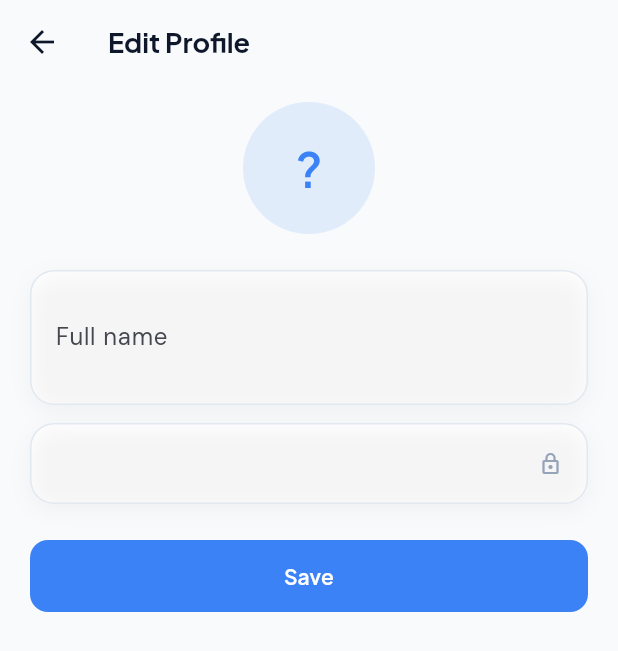
After one commit to Supertime1236/eye_care_ai, a Flutter app: the EditProfileScreen screen opened directly, on a phone screen of 412 x 824 dp. The commit adds this screen. Shown: the top 651 px of the screen. Run offline on Flutter 3.47's test engine with Material 3 defaults, Android fonts, the phone set to English and light mode, and no system bars; our stand-ins replace firebase_auth, firebase_core, fl_chart, flutter_local_notifications, geolocator, google_fonts and 5 more; missing offline and left inert: android_intent_plus, health; accounts and stored records are empty.

Commit message:
feat: integrate Firebase authentication and user profile management
- Added Firebase Auth and Core dependencies to the project.
- Implemented user profile management with ProfileProvider.
- Created EditProfileScreen for users to update their profile information.
- Developed LoginScreen and RegisterScreen for user authentication.
- Added AuthService for handling authentication logic including email and Google sign-in.
- Updated CMakeLists and generated plugin registrant for new plugins.
- Enhanced pubspec.yaml and pubspec.lock with necessary dependencies.

```diff
--- a/lib/models/app_strings.dart
+++ b/lib/models/app_strings.dart
@@ -358,4 +358,23 @@ class AppStrings {
       ? 'Tự chỉnh mục tiêu hằng ngày cho từng thói quen'
       : 'Manually adjust your daily target for each habit';
   String get changeTargetSave => vi ? 'Lưu mục tiêu' : 'Save targets';
+
+  // ---------------- Auth ----------------
+  String get login => vi ? 'Đăng nhập' : 'Log in';
+  String get register => vi ? 'Đăng ký' : 'Sign up';
+  String get email => 'Email';
+  String get password => vi ? 'Mật khẩu' : 'Password';
+  String get confirmPassword => vi ? 'Xác nhận mật khẩu' : 'Confirm password';
+  String get fullName => vi ? 'Họ tên' : 'Full name';
+  String get forgotPassword => vi ? 'Quên mật khẩu?' : 'Forgot password?';
+  String get orDivider => vi ? 'hoặc' : 'or';
+  String get continueWithGoogle => vi ? 'Tiếp tục với Google' : 'Continue with Google';
+  String get noAccountYet => vi ? 'Chưa có tài khoản? Đăng ký' : "Don't have an account? Sign up";
+  String get haveAccount => vi ? 'Đã có tài khoản? Đăng nhập' : 'Already have an account? Log in';
+  String get resetEmailSent => vi ? 'Đã gửi email đặt lại mật khẩu.' : 'Password reset email sent.';
+  String get enterEmailFirst => vi ? 'Nhập email trước khi lấy lại mật khẩu.' : 'Enter your email first.';
+  String get passwordsDontMatch => vi ? 'Mật khẩu xác nhận không khớp.' : "Passwords don't match.";
+  String get requiredField => vi ? 'Bắt buộc nhập' : 'Required';
+  String get welcomeBack => vi ? 'Chào mừng quay lại' : 'Welcome back';
+  String get createAccount => vi ? 'Tạo tài khoản mới' : 'Create your account';
 }
--- a/lib/providers/auth_provider.dart
+++ b/lib/providers/auth_provider.dart
@@ -1,9 +1,31 @@
+import 'dart:async';
+
+import 'package:firebase_auth/firebase_auth.dart';
 import 'package:flutter/foundation.dart';
 
-/// Boundary for authentication state.
-///
-/// The current application has no Firebase configuration or existing
-/// login, logout, guardian-email, or user-session flow to migrate. Keeping
-/// this provider registered establishes a single ownership point without
-/// inventing authentication behavior.
-class AuthProvider extends ChangeNotifier {}
+import '../services/auth_service.dart';
+
+/// Theo dõi trạng thái đăng nhập, dùng bởi _AppGate (main.dart) và Settings.
+class AuthProvider extends ChangeNotifier {
+  AuthProvider() {
+    _sub = AuthService.instance.authStateChanges.listen((user) {
+      _user = user;
+      notifyListeners();
+    });
+  }
+
+  StreamSubscription<User?>? _sub;
+  User? _user = AuthService.instance.currentUser;
+
+  User? get user => _user;
+  bool get isLoggedIn => _user != null;
+  String get displayName => _user?.displayName ?? _user?.email?.split('@').first ?? '';
+
+  Future<void> signOut() => AuthService.instance.signOut();
+
+  @override
+  void dispose() {
+    _sub?.cancel();
+    super.dispose();
+  }
+}
--- /dev/null
+++ b/lib/providers/profile_provider.dart
@@ -0,0 +1,43 @@
+import 'package:firebase_auth/firebase_auth.dart';
+import 'package:flutter/foundation.dart';
+
+/// Hồ sơ người dùng (tên/email/avatar), lấy từ Firebase Auth hiện tại.
+/// Đổi tên ở đây sẽ tự đồng bộ ngược lại Firebase (updateDisplayName).
+class ProfileProvider extends ChangeNotifier {
+  String _name = '';
+  String _email = '';
+  String? _avatarUrl;
+  bool _isSaving = false;
+
+  String get name => _name;
+  String get email => _email;
+  String? get avatarUrl => _avatarUrl;
+  bool get isSaving => _isSaving;
+
+  /// Gọi lại mỗi khi AuthProvider đổi user (đăng nhập/đăng xuất/đổi tên).
+  void syncFromUser(User? user) {
+    if (user == null) return;
+    _name = user.displayName ?? user.email?.split('@').first ?? '';
+    _email = user.email ?? '';
+    _avatarUrl = user.photoURL;
+    notifyListeners();
+  }
+
+  Future<bool> saveProfile({required String name}) async {
+    final user = FirebaseAuth.instance.currentUser;
+    if (user == null) return false;
+    _isSaving = true;
+    notifyListeners();
+    try {
+      await user.updateDisplayName(name);
+      await user.reload();
+      _name = name;
+      return true;
+    } catch (_) {
+      return false;
+    } finally {
+      _isSaving = false;
+      notifyListeners();
+    }
+  }
+}
--- /dev/null
+++ b/lib/screens/edit_profile_screen.dart
@@ -0,0 +1,119 @@
+import 'package:flutter/material.dart';
+import 'package:provider/provider.dart';
+
+import '../providers/language_provider.dart';
+import '../providers/profile_provider.dart';
+import '../theme/app_colors.dart';
+import '../widgets/shared_widgets.dart';
+
+class EditProfileScreen extends StatefulWidget {
+  const EditProfileScreen({super.key});
+
+  @override
+  State<EditProfileScreen> createState() => _EditProfileScreenState();
+}
+
+class _EditProfileScreenState extends State<EditProfileScreen> {
+  late final TextEditingController _nameController;
+  final _formKey = GlobalKey<FormState>();
+
+  @override
+  void initState() {
+    super.initState();
+    _nameController = TextEditingController(text: context.read<ProfileProvider>().name);
+  }
+
+  @override
+  void dispose() {
+    _nameController.dispose();
+    super.dispose();
+  }
+
+  Future<void> _save(String successMsg, String failMsg) async {
+    if (!_formKey.currentState!.validate()) return;
+    FocusScope.of(context).unfocus();
+    final ok = await context.read<ProfileProvider>().saveProfile(name: _nameController.text.trim());
+    if (!mounted) return;
+    ScaffoldMessenger.of(context).showSnackBar(SnackBar(content: Text(ok ? successMsg : failMsg)));
+    if (ok) Navigator.of(context).pop();
+  }
+
+  @override
+  Widget build(BuildContext context) {
+    final profile = context.watch<ProfileProvider>();
+    final strings = context.watch<LanguageProvider>().strings;
+
+    return Scaffold(
+      appBar: AppBar(title: Text(strings.vi ? 'Chỉnh sửa hồ sơ' : 'Edit Profile')),
+      body: SafeArea(
+        child: SingleChildScrollView(
+          padding: const EdgeInsets.fromLTRB(20, 12, 20, 24),
+          child: Form(
+            key: _formKey,
+            child: Column(
+              children: [
+                CircleAvatar(
+                  radius: 44,
+                  backgroundColor: AppColors.primaryBlue.withValues(alpha: 0.12),
+                  backgroundImage: profile.avatarUrl != null ? NetworkImage(profile.avatarUrl!) : null,
+                  child: profile.avatarUrl == null
+                      ? Text(
+                          profile.name.isNotEmpty ? profile.name[0].toUpperCase() : '?',
+                          style: const TextStyle(fontSize: 32, color: AppColors.primaryBlue),
+                        )
+                      : null,
+                ),
+                const SizedBox(height: 24),
+                SectionCard(
+                  child: TextFormField(
+                    controller: _nameController,
+                    decoration: InputDecoration(
+                      labelText: strings.fullName,
+                      border: InputBorder.none,
+                    ),
+                    validator: (v) => (v == null || v.trim().isEmpty) ? strings.requiredField : null,
+                  ),
+                ),
+                const SizedBox(height: 12),
+                SectionCard(
+                  child: Row(
+                    children: [
+                      Expanded(
+                        child: Text(profile.email, style: Theme.of(context).textTheme.bodyMedium),
+                      ),
+                      const Icon(Icons.lock_outline, size: 16, color: AppColors.textMuted),
+                    ],
+                  ),
+                ),
+                const SizedBox(height: 24),
+                SizedBox(
+                  width: double.infinity,
+                  child: FilledButton(
+                    style: FilledButton.styleFrom(
+                      backgroundColor: AppColors.primaryBlue,
+                      padding: const EdgeInsets.symmetric(vertical: 14),
+                      shape: RoundedRectangleBorder(borderRadius: BorderRadius.circular(12)),
+                    ),
+                    onPressed: profile.isSaving
+                        ? null
+                        : () => _save(
+                              strings.vi ? 'Đã lưu hồ sơ' : 'Profile updated',
+                              strings.vi ? 'Không lưu được, thử lại.' : 'Could not save, try again.',
+                            ),
+                    child: profile.isSaving
+                        ? const SizedBox(
+                            height: 20,
+                            width: 20,
+                            child: CircularProgressIndicator(strokeWidth: 2, color: Colors.white),
+                          )
+                        : Text(strings.vi ? 'Lưu' : 'Save'),
+                  ),
+                ),
+              ],
+            ),
+          ),
+        ),
+      ),
+    );
+  }
+}
--- a/lib/screens/settings_screen.dart
+++ b/lib/screens/settings_screen.dart
@@ -3,11 +3,14 @@ import 'package:provider/provider.dart';
 import '../utils/permission_helper.dart';
 
 import '../models/app_strings.dart';
+import '../providers/auth_provider.dart';
 import '../providers/language_provider.dart';
+import '../providers/profile_provider.dart';
 import '../providers/settings_provider.dart';
 import '../providers/theme_provider.dart';
 import '../theme/app_colors.dart';
 import '../widgets/shared_widgets.dart';
+import 'edit_profile_screen.dart';
 
 // SettingsScreen là màn hình cài đặt chính của ứng dụng.
 // Mục tiêu của màn hình này là cho phép người dùng thay đổi:
@@ -29,6 +32,7 @@ class SettingsScreen extends StatelessWidget {
     final theme = context.watch<ThemeProvider>();
     final language = context.watch<LanguageProvider>();
     final settings = context.watch<SettingsProvider>();
+    final profile = context.watch<ProfileProvider>();
     final strings = language.strings;
     final isDark = theme.isDarkMode;
 
@@ -40,12 +44,23 @@ class SettingsScreen extends StatelessWidget {
           Text(strings.settings, style: Theme.of(context).textTheme.headlineMedium),
           const SizedBox(height: 16),
           SectionCard(
+            child: InkWell(
+              onTap: () => Navigator.of(context).push(
+                MaterialPageRoute(builder: (_) => const EditProfileScreen()),
+              ),
+              borderRadius: BorderRadius.circular(16),
               child: Row(
                 children: [
                   CircleAvatar(
                     radius: 28,
                     backgroundColor: AppColors.primaryBlue.withValues(alpha: 0.12),
-                  child: const Text('👤', style: TextStyle(fontSize: 28)),
+                    backgroundImage: profile.avatarUrl != null ? NetworkImage(profile.avatarUrl!) : null,
+                    child: profile.avatarUrl == null
+                        ? Text(
+                            profile.name.isNotEmpty ? profile.name[0].toUpperCase() : '👤',
+                            style: const TextStyle(fontSize: 20, color: AppColors.primaryBlue),
+                          )
+                        : null,
                   ),
                   const SizedBox(width: 14),
                   Expanded(
@@ -53,11 +68,11 @@ class SettingsScreen extends StatelessWidget {
                       crossAxisAlignment: CrossAxisAlignment.start,
                       children: [
                         Text(
-                        'Alex Nguyen',
+                          profile.name.isEmpty ? '—' : profile.name,
                           style: Theme.of(context).textTheme.titleMedium,
                         ),
                         Text(
-                        'alex.nguyen@email.com',
+                          profile.email,
                           style: Theme.of(context).textTheme.bodySmall,
                         ),
                       ],
@@ -65,6 +80,7 @@ class SettingsScreen extends StatelessWidget {
                   ),
                   Icon(Icons.edit_outlined, color: AppColors.textMuted, size: 20),
                 ],
+              ),
             ),
           ),
           const SizedBox(height: 20),
@@ -203,6 +219,7 @@ class SettingsScreen extends StatelessWidget {
                   icon: '🚪',
                   title: strings.signOut,
                   color: AppColors.error,
+                  onTap: () => context.read<AuthProvider>().signOut(),
                 ),
               ],
             ),
--- a/pubspec.yaml
+++ b/pubspec.yaml
@@ -48,6 +48,11 @@ dependencies:
   permission_handler: ^11.3.1
   shared_preferences: ^2.3.3 # persists today's accumulated minutes across app restarts
   android_intent_plus: ^5.2.0 # mở thẳng màn hình cấp quyền Usage Access
+
+  # --- Đăng nhập / tài khoản ---
+  firebase_core: ^3.8.0
+  firebase_auth: ^5.3.3
+  google_sign_in: ^6.2.2
 
 dev_dependencies:
   flutter_test:
```
Also changed, not shown: lib/main.dart (+13 -1 lines), lib/screens/login_screen.dart (added, +195 -0 lines), lib/screens/register_screen.dart (added, +142 -0 lines), lib/services/auth_service.dart (added, +77 -0 lines), pubspec.lock, 12 other files. Lines whose indentation alone changed are shown as unchanged.
